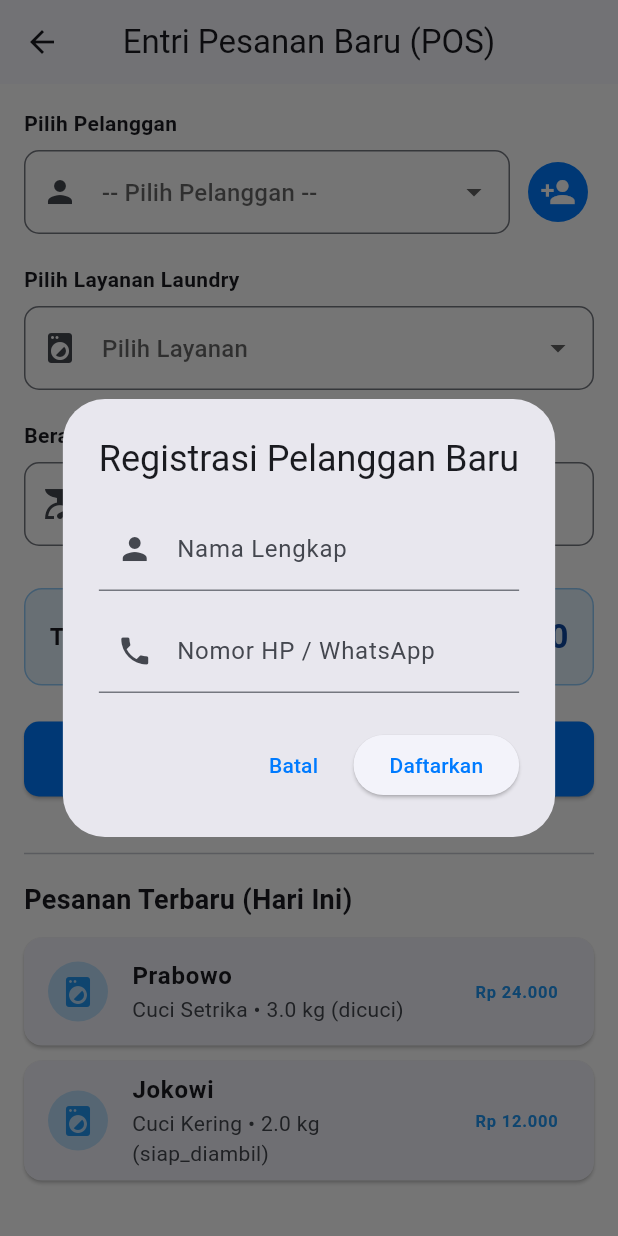
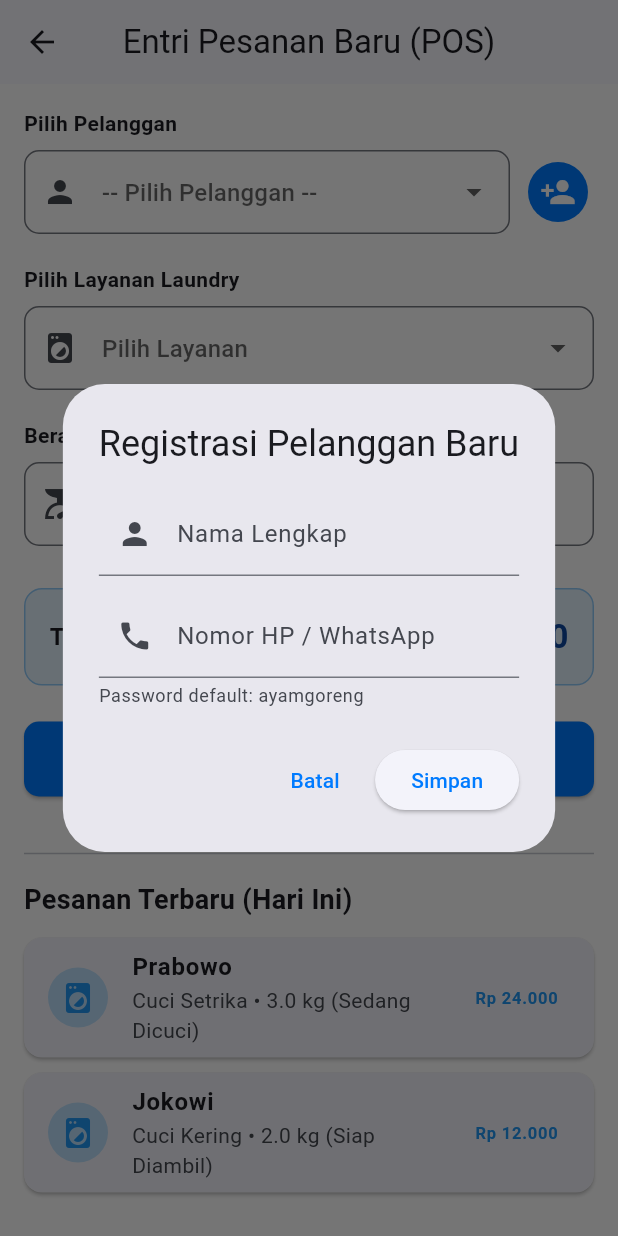
Before and after one commit to iniFaiz/yalt-laundry, a Flutter app: the OrderEntryScreen screen opened directly, after a tap on the "person add" icon, on a phone screen of 412 x 824 dp. Run offline on Flutter 3.47's test engine with Material 3 defaults, Android fonts, the phone set to English and light mode, and no system bars; our stand-ins replace flutter_svg; accounts and stored records are empty.

Commit message:
feat: implement customer form dialog for registration and editing in admin and customer screens

```diff
--- a/lib/models/order_model.dart
+++ b/lib/models/order_model.dart
@@ -49,6 +49,22 @@ class OrderModel {
 
   // getter format tarif snapshot per kg
   String get formattedPricePerKg => '${formatRupiah(pricePerKgSnapshot)} / kg';
+
+  // getter label status yang mudah dibaca untuk ditampilkan di layar
+  String get statusLabel {
+    switch (status) {
+      case 'diterima':
+        return 'Diterima';
+      case 'dicuci':
+        return 'Sedang Dicuci';
+      case 'siap_diambil':
+        return 'Siap Diambil';
+      case 'diambil':
+        return 'Selesai';
+      default:
+        return status;
+    }
+  }
 
   // getter cek apakah cucian siap diambil
   bool get isReadyForPickup => status == 'siap_diambil';
--- a/lib/screens/admin/order_entry_screen.dart
+++ b/lib/screens/admin/order_entry_screen.dart
@@ -3,6 +3,7 @@ import '../../models/service_model.dart';
 import '../../models/order_model.dart';
 import '../../models/customer_model.dart';
 import '../../utils/format_rupiah.dart';
+import '../../widgets/customer_form_dialog.dart';
 
 class OrderEntryScreen extends StatefulWidget {
   const OrderEntryScreen({super.key});
@@ -15,8 +16,6 @@ class _OrderEntryScreenState extends State<OrderEntryScreen> {
   CustomerModel? _selectedCustomer;
   bool _isSubmitting = false; // status loading saat proses simpan asinkron
 
-  final _newCustomerNameController = TextEditingController();
-  final _newCustomerPhoneController = TextEditingController();
   final _weightController = TextEditingController();
 
   // hanya layanan aktif yang bisa dipilih di dropdown
@@ -27,65 +26,18 @@ class _OrderEntryScreenState extends State<OrderEntryScreen> {
   double _weight = 0.0;
   double _totalPrice = 0.0;
 
-  // POPUP REGISTRASI PELANGGAN BARU
-  void _showRegisterCustomerDialog() {
-    _newCustomerNameController.clear();
-    _newCustomerPhoneController.clear();
-    showDialog(
-      context: context,
-      builder: (ctx) => AlertDialog(
-        title: const Text('Registrasi Pelanggan Baru'),
-        content: Column(
-          mainAxisSize: MainAxisSize.min,
-          children: [
-            TextField(
-              controller: _newCustomerNameController,
-              decoration: const InputDecoration(
-                labelText: 'Nama Lengkap',
-                prefixIcon: Icon(Icons.person),
-              ),
-            ),
-            const SizedBox(height: 12),
-            TextField(
-              controller: _newCustomerPhoneController,
-              keyboardType: TextInputType.phone,
-              decoration: const InputDecoration(
-                labelText: 'Nomor HP / WhatsApp',
-                prefixIcon: Icon(Icons.phone),
-                hintText: '08...',
-              ),
-            ),
-          ],
-        ),
-        actions: [
-          TextButton(onPressed: () => Navigator.pop(ctx), child: const Text('Batal')),
-          ElevatedButton(
-            onPressed: () {
-              final name = _newCustomerNameController.text.trim();
-              final phone = _newCustomerPhoneController.text.trim();
-              if (name.isNotEmpty && phone.isNotEmpty) {
-                // 1. Buat pelanggan baru
-                final newCust = CustomerModel(
-                  id: 'CUST-${DateTime.now().millisecondsSinceEpoch.toString().substring(8)}',
-                  name: name,
-                  phone: phone,
-                  password: 'ayamgoreng', // Password default agar mudah demo
-                );
-                // 2. Simpan ke daftar pelanggan dan otomatis pilih pelanggan tersebut
-                setState(() {
-                  CustomerModel.dummyCustomers.add(newCust);
-                  _selectedCustomer = newCust;
-                });
-                Navigator.pop(ctx);
-                ScaffoldMessenger.of(context).showSnackBar(
-                  SnackBar(backgroundColor: Colors.green, content: Text('Pelanggan $name berhasil didaftarkan!')),
-                );
-              }
-            },
-            child: const Text('Daftarkan'),
-          ),
-        ],
-      ),
+  // POPUP REGISTRASI PELANGGAN BARU, memakai dialog form yang sama dengan tab Pelanggan
+  Future<void> _showRegisterCustomerDialog() async {
+    // tunggu hasil pop dari dialog, berisi pelanggan baru atau null jika batal
+    final newCust = await showCustomerFormDialog(context);
+    if (newCust == null || !mounted) return;
+
+    // otomatis pilih pelanggan yang baru didaftarkan di dropdown
+    setState(() {
+      _selectedCustomer = newCust;
+    });
+    ScaffoldMessenger.of(context).showSnackBar(
+      SnackBar(backgroundColor: Colors.green, content: Text('Pelanggan ${newCust.name} berhasil didaftarkan!')),
     );
   }
 
@@ -146,7 +98,8 @@ class _OrderEntryScreenState extends State<OrderEntryScreen> {
 
     _weightController.clear();
 
-    // feedback sukses ke admin
+    // feedback sukses ke admin, snackbar sebelumnya ditutup dulu agar tidak antre
+    ScaffoldMessenger.of(context).hideCurrentSnackBar();
     ScaffoldMessenger.of(context).showSnackBar(
       SnackBar(
         backgroundColor: Colors.green,
@@ -157,8 +110,6 @@ class _OrderEntryScreenState extends State<OrderEntryScreen> {
 
   @override
   void dispose() {
-    _newCustomerNameController.dispose();
-    _newCustomerPhoneController.dispose();
     _weightController.dispose();
     super.dispose();
   }
@@ -185,6 +136,9 @@ class _OrderEntryScreenState extends State<OrderEntryScreen> {
               children: [
                 Expanded(
                   child: DropdownButtonFormField<CustomerModel>(
+                    // key berubah saat pelanggan terpilih berubah, agar dropdown ikut menampilkan
+                    // pelanggan baru dari registrasi dan kosong lagi setelah pesanan disimpan
+                    key: ValueKey(_selectedCustomer?.id),
                     isExpanded: true, // teks panjang dipotong agar tidak overflow
                     initialValue: _selectedCustomer,
                     items: CustomerModel.dummyCustomers
@@ -221,6 +175,8 @@ class _OrderEntryScreenState extends State<OrderEntryScreen> {
             const Text('Pilih Layanan Laundry', style: TextStyle(fontWeight: FontWeight.bold)),
             const SizedBox(height: 8),
             DropdownButtonFormField<ServiceModel>(
+              // key berubah agar dropdown kosong lagi setelah pesanan disimpan
+              key: ValueKey(_selectedService?.id),
               isExpanded: true, // teks panjang dipotong agar tidak overflow
               initialValue: _selectedService,
               items: _availableServices.map((service) {
@@ -254,7 +210,8 @@ class _OrderEntryScreenState extends State<OrderEntryScreen> {
                 border: OutlineInputBorder(borderRadius: BorderRadius.circular(10)),
               ),
               onChanged: (value) {
-                _weight = double.tryParse(value) ?? 0.0;
+                // koma diganti titik karena keyboard indonesia memakai koma desimal (3,5)
+                _weight = double.tryParse(value.replaceAll(',', '.')) ?? 0.0;
                 _calculateTotal(); // hitung berat * harga
               },
             ),
@@ -349,7 +306,7 @@ class _OrderEntryScreenState extends State<OrderEntryScreen> {
                       order.customerName,
                       style: const TextStyle(fontWeight: FontWeight.bold),
                     ),
-                    subtitle: Text('${order.serviceName} • ${order.formattedWeight} (${order.status})'),
+                    subtitle: Text('${order.serviceName} • ${order.formattedWeight} (${order.statusLabel})'),
                     trailing: Text(
                       order.formattedTotalPrice,
                       style: const TextStyle(fontWeight: FontWeight.bold, color: Colors.blue),
--- a/lib/screens/customer/order_detail_screen.dart
+++ b/lib/screens/customer/order_detail_screen.dart
@@ -72,10 +72,12 @@ class OrderDetailScreen extends StatelessWidget {
                       ),
                       const SizedBox(height: 6),
                       Text(
-                        // memanfaatkan getter isReadyForPickup dari order model
+                        // memanfaatkan getter isReadyForPickup & isCollected dari order model
                         order.isReadyForPickup
                             ? 'Tunjukkan QR ini ke kasir saat mengambil pakaian'
-                            : 'QR akan aktif diverifikasi saat cucian siap diambil',
+                            : order.isCollected
+                                ? 'QR sudah digunakan, cucian telah diambil'
+                                : 'QR akan aktif diverifikasi saat cucian siap diambil',
                         textAlign: TextAlign.center,
                         style: TextStyle(
                           fontSize: 12,
--- /dev/null
+++ b/lib/widgets/customer_form_dialog.dart
@@ -0,0 +1,137 @@
+import 'package:flutter/material.dart';
+import '../models/customer_model.dart';
+import '../models/order_model.dart';
+
+/// Membuka dialog form pelanggan yang dipakai bersama oleh tab Pelanggan dan Kasir POS.
+/// customer bernilai null berarti mode tambah, selain itu mode ubah.
+/// Hasil pop berisi pelanggan yang disimpan, atau null jika dibatalkan.
+Future<CustomerModel?> showCustomerFormDialog(BuildContext context, {CustomerModel? customer}) {
+  return showDialog<CustomerModel>(
+    context: context,
+    builder: (ctx) => CustomerFormDialog(customer: customer),
+  );
+}
+
+class CustomerFormDialog extends StatefulWidget {
+  final CustomerModel? customer;
+
+  const CustomerFormDialog({super.key, this.customer});
+
+  @override
+  State<CustomerFormDialog> createState() => _CustomerFormDialogState();
+}
+
+class _CustomerFormDialogState extends State<CustomerFormDialog> {
+  // key form untuk menjalankan validasi input
+  final _formKey = GlobalKey<FormState>();
+
+  late final TextEditingController _nameController;
+  late final TextEditingController _phoneController;
+
+  // getter cek mode ubah atau tambah
+  bool get _isEdit => widget.customer != null;
+
+  // nomor hp dikunci jika pelanggan sudah punya pesanan agar riwayat tetap terhubung
+  bool get _isPhoneLocked =>
+      _isEdit && OrderModel.dummyOrders.any((o) => o.customerPhone == widget.customer!.phone);
+
+  // inisialisasi form dengan data lama memakai getter, atau kosong untuk data baru
+  @override
+  void initState() {
+    super.initState();
+    _nameController = TextEditingController(text: widget.customer?.name ?? '');
+    _phoneController = TextEditingController(text: widget.customer?.phone ?? '');
+  }
+
+  @override
+  void dispose() {
+    // controller dibersihkan agar tidak memory leak
+    _nameController.dispose();
+    _phoneController.dispose();
+    super.dispose();
+  }
+
+  // simpan data lalu kirim pelanggan ke halaman pemanggil lewat hasil pop
+  void _save() {
+    // hentikan proses jika ada input yang tidak valid
+    if (!_formKey.currentState!.validate()) return;
+
+    final name = _nameController.text.trim();
+    final phone = _phoneController.text.trim();
+
+    CustomerModel saved;
+    if (_isEdit) {
+      // ubah data lewat setter model
+      saved = widget.customer!;
+      saved.name = name;
+      saved.phone = phone;
+    } else {
+      // buat pelanggan baru dan simpan ke daftar pelanggan
+      saved = CustomerModel(
+        id: 'CUST-${DateTime.now().millisecondsSinceEpoch.toString().substring(8)}',
+        name: name,
+        phone: phone,
+      );
+      CustomerModel.dummyCustomers.add(saved);
+    }
+    Navigator.pop(context, saved);
+  }
+
+  @override
+  Widget build(BuildContext context) {
+    return AlertDialog(
+      title: Text(_isEdit ? 'Ubah Data Pelanggan' : 'Registrasi Pelanggan Baru'),
+      content: Form(
+        key: _formKey,
+        child: Column(
+          mainAxisSize: MainAxisSize.min, // agar tinggi modal pas dengan isi
+          children: [
+            TextFormField(
+              controller: _nameController,
+              decoration: const InputDecoration(
+                labelText: 'Nama Lengkap',
+                prefixIcon: Icon(Icons.person),
+              ),
+              // validasi nama memakai fungsi dari model
+              validator: (value) => CustomerModel.validateName(value ?? ''),
+            ),
+            const SizedBox(height: 12),
+            TextFormField(
+              controller: _phoneController,
+              enabled: !_isPhoneLocked,
+              keyboardType: TextInputType.phone,
+              decoration: InputDecoration(
+                labelText: 'Nomor HP / WhatsApp',
+                prefixIcon: const Icon(Icons.phone),
+                hintText: '08...',
+                helperText: _isPhoneLocked
+                    ? 'Nomor HP terkunci karena sudah ada pesanan'
+                    : (_isEdit ? null : 'Password default: ayamgoreng'),
+              ),
+              validator: (value) {
+                final phone = value ?? '';
+                final error = CustomerModel.validatePhone(phone);
+                if (error != null) return error;
+                // cek nomor hp tidak boleh sama dengan akun lain
+                if (CustomerModel.isPhoneRegistered(phone, except: widget.customer)) {
+                  return 'Nomor HP sudah terdaftar';
+                }
+                return null;
+              },
+            ),
+          ],
+        ),
+      ),
+      actions: [
+        TextButton(
+          onPressed: () => Navigator.pop(context),
+          child: const Text('Batal'),
+        ),
+        ElevatedButton(
+          onPressed: _save,
+          child: const Text('Simpan'),
+        ),
+      ],
+    );
+  }
+}
```
Also changed, not shown: lib/screens/admin/customer_screen.dart (+16 -114 lines), lib/screens/admin/order_monitoring_screen.dart (+11 -3 lines), lib/screens/customer/customer_home_screen.dart (+9 -7 lines), 1 other file.
